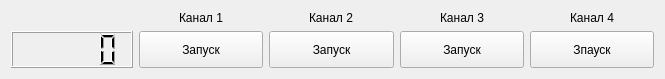
Qt form impulewaiter.ui (krang4d/Agrekola) before a commit.
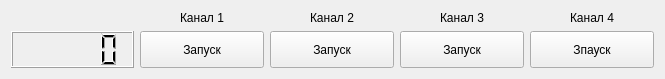
The same form after that commit.

```diff
--- a/impulewaiter.ui
+++ b/impulewaiter.ui
@@ -48,7 +48,7 @@
        </property>
        <property name="minimumSize">
         <size>
-         <width>125</width>
+         <width>124</width>
          <height>37</height>
         </size>
        </property>
```
